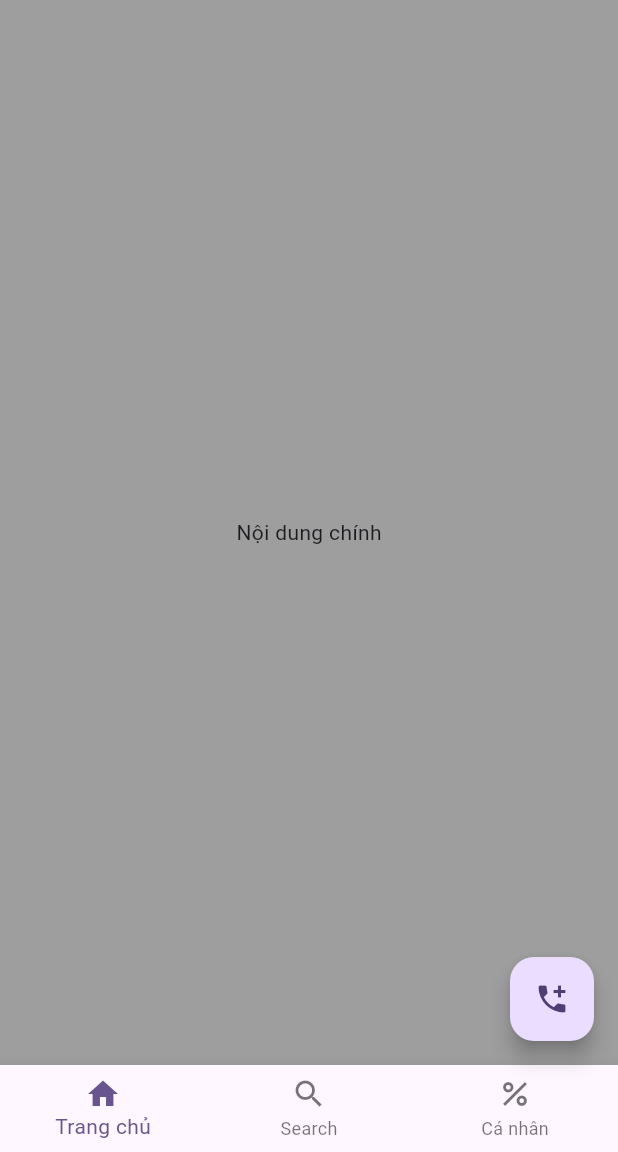
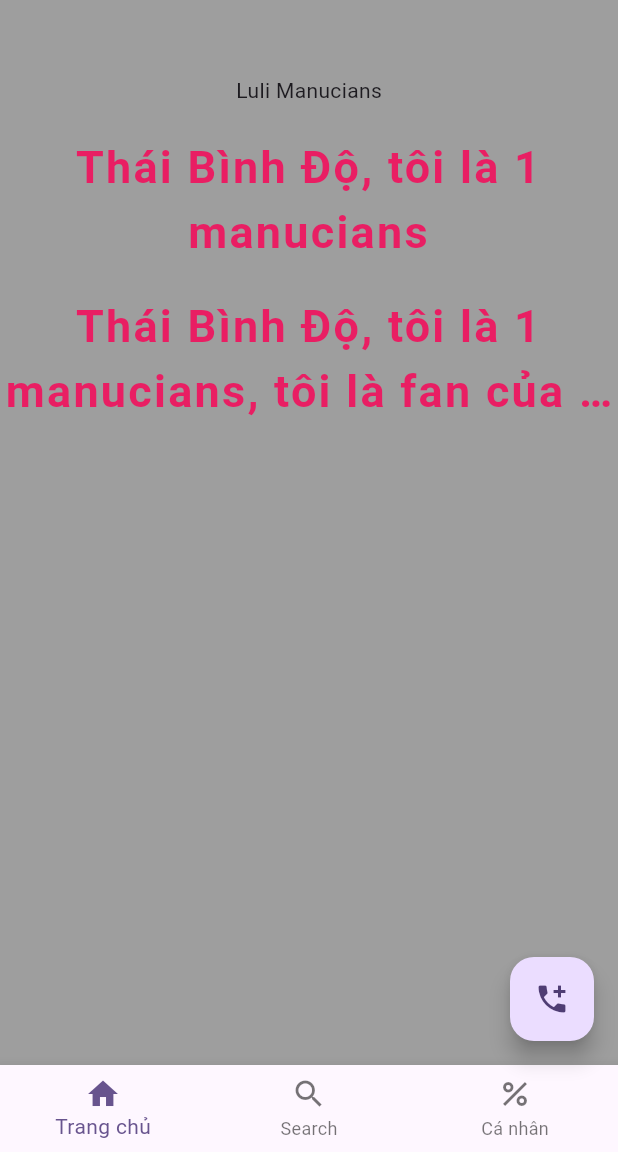
Before and after one commit to Do2304/learn-Flutter-titv, a Flutter app: the screen it shows after launch, on a phone screen of 412 x 824 dp, the part 84-1236 px from its top. Run offline on Flutter 3.47's test engine with Material 3 defaults, Android fonts, the phone set to English and light mode, and no system bars.

Commit message:
learn text

```diff
--- a/lib/main.dart
+++ b/lib/main.dart
@@ -1,6 +1,7 @@
 import 'package:flutter/material.dart';
 import 'myScaffold.dart';
 import 'myAppBar.dart';
+import 'myText.dart';
 
 void main() {
   runApp(const MyApp());
@@ -17,7 +18,7 @@ class MyApp extends StatelessWidget {
       theme: ThemeData(
         colorScheme: ColorScheme.fromSeed(seedColor: Colors.deepPurple),
       ),
-      home: myAppBar(),
+      home: myText(),
     );
   }
 }
--- /dev/null
+++ b/lib/myText.dart
@@ -0,0 +1,83 @@
+import 'package:flutter/material.dart';
+
+class myText extends StatelessWidget {
+  const myText({super.key});
+
+  @override
+  Widget build(BuildContext context) {
+    return Scaffold(
+      appBar: AppBar(
+        title: Text("learn flutter"),
+        backgroundColor: Colors.blue,
+        elevation: 4,
+        actions: [
+          IconButton(
+            onPressed: () {
+              print("b1");
+            },
+            icon: Icon(Icons.search),
+          ),
+          IconButton(
+            onPressed: () {
+              print("b2");
+            },
+            icon: Icon(Icons.abc),
+          ),
+          IconButton(
+            onPressed: () {
+              print("b3");
+            },
+            icon: Icon(Icons.more_vert_outlined),
+          ),
+        ],
+      ),
+      backgroundColor: Colors.grey,
+      body: Center(
+        child: Column(
+          children: [
+            const SizedBox(height: 50),
+            const Text("Luli Manucians"),
+            const SizedBox(height: 20),
+            const Text(
+              textAlign: TextAlign.center,
+              "Thái Bình Độ, tôi là 1 manucians",
+              style: TextStyle(
+                fontSize: 30,
+                fontWeight: FontWeight.bold,
+                color: Colors.pink,
+                letterSpacing: 1.5,
+              ),
+            ),
+            const SizedBox(height: 20),
+            const Text(
+              textAlign: TextAlign.center,
+              maxLines: 2,
+              overflow: TextOverflow.ellipsis,
+              "Thái Bình Độ, tôi là 1 manucians, tôi là fan của quỷ đỏ, tôi là cổ động viên đã hơn 15 năm",
+              style: TextStyle(
+                fontSize: 30,
+                fontWeight: FontWeight.bold,
+                color: Colors.pink,
+                letterSpacing: 1.5,
+              ),
+            ),
+          ],
+        ),
+      ),
+
+      floatingActionButton: FloatingActionButton(
+        onPressed: () {
+          print("Pressed");
+        },
+        child: const Icon(Icons.add_ic_call),
+      ),
+      bottomNavigationBar: BottomNavigationBar(
+        items: [
+          BottomNavigationBarItem(icon: Icon(Icons.home), label: "Trang chủ"),
+          BottomNavigationBarItem(icon: Icon(Icons.search), label: "Search"),
+          BottomNavigationBarItem(icon: Icon(Icons.percent), label: "Cá nhân"),
+        ],
+      ),
+    );
+  }
+}
```
